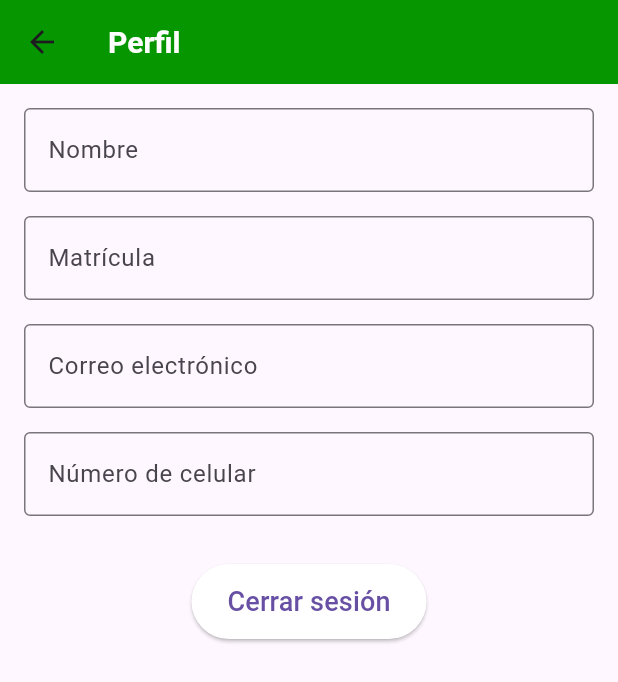
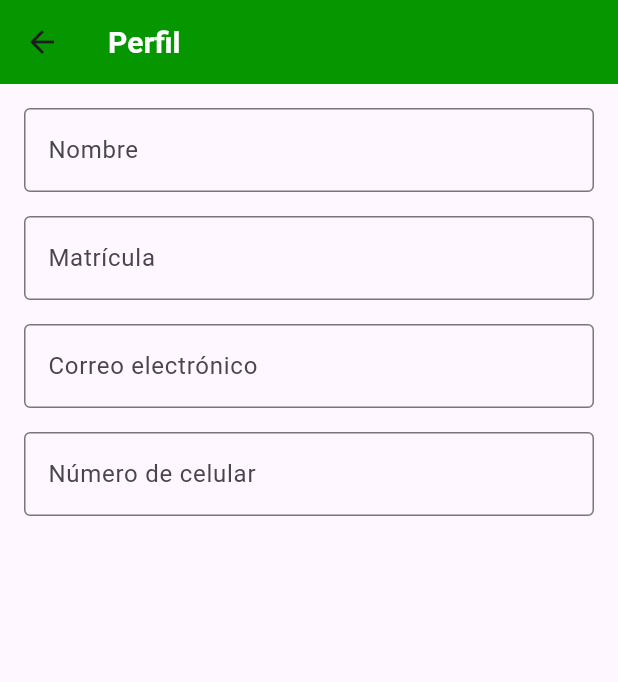
Before and after one commit to LuisReyes2002/Cafeteria-Tecnologico, a Flutter app: the ProfileScreen screen opened directly, on a phone screen of 412 x 824 dp. Shown: the top 682 px of the screen. Run offline on Flutter 3.47's test engine with Material 3 defaults, Android fonts, the phone set to English and light mode, and no system bars; our stand-ins replace cloud_firestore, curved_navigation_bar, firebase_auth, firebase_core, firebase_messaging, firebase_storage and 7 more; missing offline and left inert: flutter_sms; accounts and stored records are empty.

```diff
--- a/lib/src/pages/profile_screen.dart
+++ b/lib/src/pages/profile_screen.dart
@@ -95,26 +95,6 @@ class ProfileScreen extends StatelessWidget {
                   controller: TextEditingController(text: userData['tel']),
                 ),
                 const SizedBox(height: 32),
-                Center(
-                  child: ElevatedButton(
-                    onPressed: () {
-                      // Función para cerrar sesión y redirigir al login
-                      Provider.of<LoginProvider>(context, listen: false)
-                          .logout();
-                      Navigator.pushReplacement(
-                        context,
-                        MaterialPageRoute(builder: (context) => LoginPage()),
-                      );
-                    },
-                    style: ElevatedButton.styleFrom(
-                      backgroundColor: const Color.fromARGB(255, 255, 255, 255),
-                      padding:
-                          EdgeInsets.symmetric(horizontal: 24, vertical: 12),
-                    ),
-                    child:
-                        Text('Cerrar sesión', style: TextStyle(fontSize: 18)),
-                  ),
-                ),
               ],
             ),
           );
```
Also changed, not shown: 1 other file.
